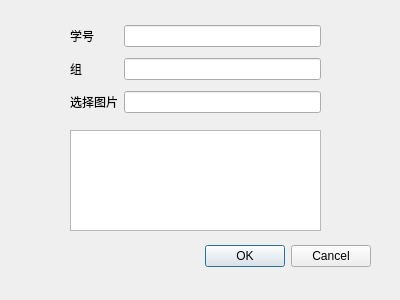
TangYF1997/-, file GUI_learing/baidufaceset/w2.ui: the form before one commit.
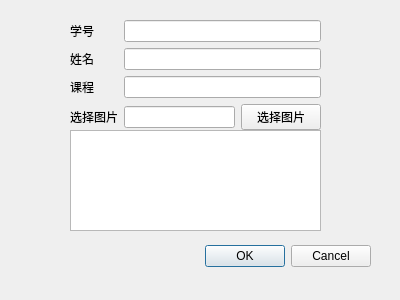
The form after the commit.

The edit to the form file:
```diff
--- a/GUI_learing/baidufaceset/w2.ui
+++ b/GUI_learing/baidufaceset/w2.ui
@@ -35,18 +35,11 @@
      <x>70</x>
      <y>20</y>
      <width>251</width>
-     <height>101</height>
+     <height>111</height>
     </rect>
    </property>
    <layout class="QGridLayout" name="gridLayout">
-    <item row="1" column="0">
-     <widget class="QLabel" name="label_2">
-      <property name="text">
-       <string>组</string>
-      </property>
-     </widget>
-    </item>
-    <item row="2" column="0">
+    <item row="3" column="0">
      <widget class="QLabel" name="label_3">
       <property name="text">
        <string>选择图片</string>
@@ -63,11 +56,39 @@
     <item row="0" column="1">
      <widget class="QLineEdit" name="lineEdit"/>
     </item>
-    <item row="1" column="1">
-     <widget class="QLineEdit" name="lineEdit_2"/>
+    <item row="2" column="0">
+     <widget class="QLabel" name="label_2">
+      <property name="text">
+       <string>课程</string>
+      </property>
+     </widget>
     </item>
     <item row="2" column="1">
-     <widget class="QLineEdit" name="lineEdit_3"/>
+     <widget class="QLineEdit" name="lineEdit_2"/>
+    </item>
+    <item row="1" column="0">
+     <widget class="QLabel" name="label_4">
+      <property name="text">
+       <string>姓名</string>
+      </property>
+     </widget>
+    </item>
+    <item row="1" column="1">
+     <widget class="QLineEdit" name="lineEdit_4"/>
+    </item>
+    <item row="3" column="1">
+     <layout class="QHBoxLayout" name="horizontalLayout">
+      <item>
+       <widget class="QLineEdit" name="lineEdit_3"/>
+      </item>
+      <item>
+       <widget class="QPushButton" name="pushButton">
+        <property name="text">
+         <string>选择图片</string>
+        </property>
+       </widget>
+      </item>
+     </layout>
     </item>
    </layout>
   </widget>
```
Left out of the diff: 19 changed lines with no effect on the pictures.
